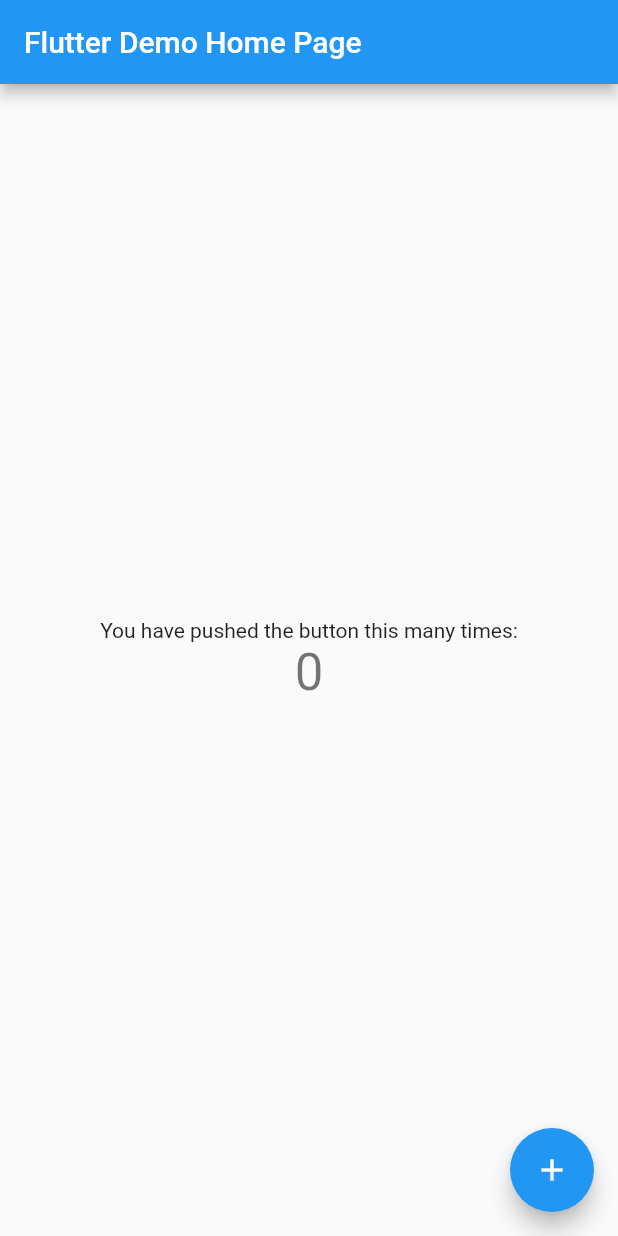
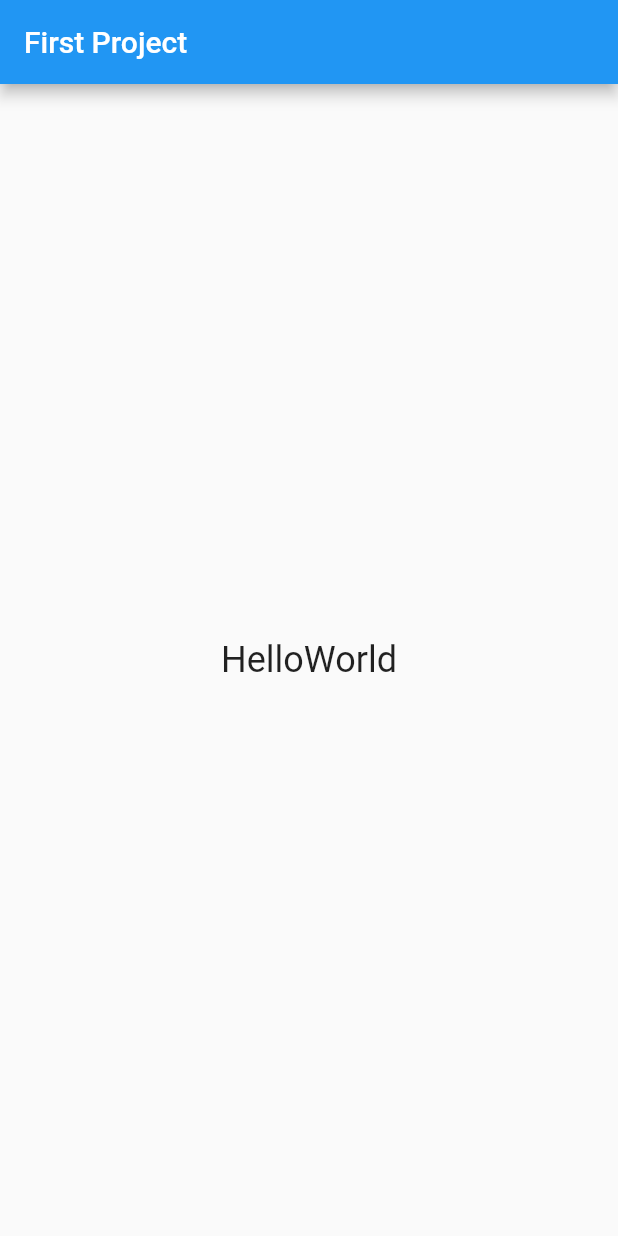
Before and after one commit to taoquynh/LearnFlutter, a Flutter app: the screen it shows after launch, on a phone screen of 412 x 824 dp. Run offline on Flutter 3.47's test engine with Material 2 defaults, Android fonts, the phone set to English and light mode, and no system bars.

Commit message:
main.dart: in ra màn hình dòng chữ helloworld, fontsize 24

```diff
--- a/hello_world/lib/main.dart
+++ b/hello_world/lib/main.dart
@@ -20,7 +20,7 @@ class MyApp extends StatelessWidget {
         // is not restarted.
         primarySwatch: Colors.blue,
       ),
-      home: MyHomePage(title: 'Flutter Demo Home Page'),
+      home: MyHomePage(title: 'First Project'),
     );
   }
 }
@@ -92,20 +92,12 @@ class _MyHomePageState extends State<MyHomePage> {
           mainAxisAlignment: MainAxisAlignment.center,
           children: <Widget>[
             Text(
-              'You have pushed the button this many times:',
-            ),
-            Text(
-              '$_counter',
-              style: Theme.of(context).textTheme.display1,
-            ),
+              'HelloWorld',
+              style: TextStyle(fontSize: 24)
+            )
           ],
         ),
       ),
-      floatingActionButton: FloatingActionButton(
-        onPressed: _incrementCounter,
-        tooltip: 'Increment',
-        child: Icon(Icons.add),
-      ), // This trailing comma makes auto-formatting nicer for build methods.
     );
   }
 }
```
